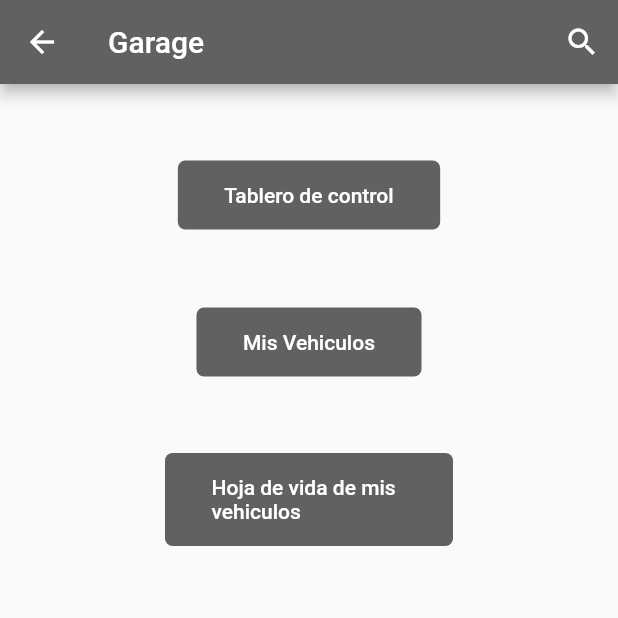
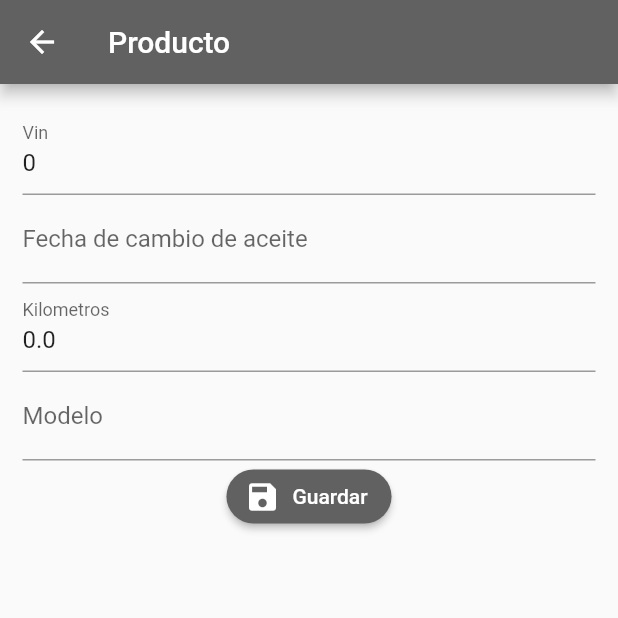
Before and after one commit to cezero5/Integrador-2.0, a Flutter app: the GaragePage screen opened by its route, after a tap on "Hoja de vida de mis vehiculos", on a phone screen of 412 x 824 dp, the top half of it. Run offline on Flutter 3.47's test engine with Material 2 defaults, Android fonts, the phone set to English and light mode, and no system bars; our stand-ins replace rxdart, shared_preferences; missing offline and left inert: mime_type; accounts and stored records are empty; statements that could not run were skipped.

Commit message:
proyecto 4.0

```diff
--- a/lib/src/bloc/garage_bloc.dart
+++ b/lib/src/bloc/garage_bloc.dart
@@ -1,7 +1,7 @@
 import 'dart:io';
 
 import 'package:formvalidation/src/models/garage_model.dart';
-import 'package:formvalidation/src/providers/garage_providers.dart';
+import 'package:formvalidation/src/providers/garage_provider.dart';
 
 import 'package:rxdart/rxdart.dart';
 
--- a/lib/src/models/garage_model.dart
+++ b/lib/src/models/garage_model.dart
@@ -6,22 +6,22 @@ GarageModel garageModelFromJson(String str) =>
 String garageModelToJson(GarageModel data) => json.encode(data.toJson());
 
 class GarageModel {
-  String name;
+  String id;
   int vin;
   double kilometros;
   String fecha;
   String modelo;
 
   GarageModel({
-    this.name = '',
+    this.id = '',
     this.vin = 0,
     this.kilometros = 0.0,
     this.fecha = '',
-    this.modelo,
+    this.modelo = '',
   });
 
   factory GarageModel.fromJson(Map<String, dynamic> json) => new GarageModel(
-        name: json["name"],
+        id: json["id"],
         vin: json["vin"],
         kilometros: json["kilometros"],
         fecha: json["fecha"],
@@ -29,9 +29,10 @@ class GarageModel {
       );
 
   Map<String, dynamic> toJson() => {
-        "name": name,
+        // "name": name,
         "vin": vin,
         "kilometros": kilometros,
         "fecha": fecha,
+        "modelo": modelo,
       };
 }
--- a/lib/src/models/producto_model.dart
+++ b/lib/src/models/producto_model.dart
@@ -17,6 +17,7 @@ class ProductoModel {
   String fotoUrl;
   int stock;
   String descripcion;
+  int vin;
 
   ProductoModel({
     this.id,
@@ -26,6 +27,7 @@ class ProductoModel {
     this.fotoUrl,
     this.stock = 0,
     this.descripcion = '',
+    this.vin = 0,
   });
 
   factory ProductoModel.fromJson(Map<String, dynamic> json) =>
@@ -37,6 +39,7 @@ class ProductoModel {
         fotoUrl: json["fotoUrl"],
         stock: json["stock"],
         descripcion: json["descripcion"],
+        vin: json["vin"],
       );
 
   Map<String, dynamic> toJson() => {
@@ -47,5 +50,6 @@ class ProductoModel {
         "fotoUrl": fotoUrl,
         "stock": stock,
         "descripcion": descripcion,
+        "vin": vin,
       };
 }
--- a/lib/src/pages/garage_page.dart
+++ b/lib/src/pages/garage_page.dart
@@ -1,7 +1,7 @@
 import 'package:flutter/material.dart';
-import 'package:formvalidation/src/bloc/garage_bloc.dart';
+
 import 'package:formvalidation/src/bloc/provider.dart';
-import 'package:formvalidation/src/models/garage_model.dart';
+
 import 'package:formvalidation/src/search/search_delegate.dart';
 
 class GaragePage extends StatefulWidget {
@@ -72,7 +72,7 @@ class _GaragePageState extends State<GaragePage> {
         elevation: 0.0,
         color: Colors.grey[700],
         textColor: Colors.white,
-        onPressed: () {});
+        onPressed: () => Navigator.pushNamed(context, 'hojavidavehi'));
   }
 
   Widget _listaBotones() {
--- a/lib/src/pages/producto_page.dart
+++ b/lib/src/pages/hoja_vida_mis_vehiculos_page.dart
@@ -4,24 +4,21 @@ import 'package:flutter/material.dart';
 import 'package:formvalidation/src/bloc/garage_bloc.dart';
 import 'package:formvalidation/src/bloc/provider.dart';
 import 'package:formvalidation/src/models/garage_model.dart';
-
-import 'package:image_picker/image_picker.dart';
-
-import 'package:formvalidation/src/models/producto_model.dart';
+import 'package:formvalidation/src/providers/garage_provider.dart';
 import 'package:formvalidation/src/utils/utils.dart' as utils;
 
-class ProductoPage extends StatefulWidget {
+class HojaVidaMisVehiculosPage extends StatefulWidget {
   @override
-  _ProductoPageState createState() => _ProductoPageState();
+  _HojaVidaMisVehiculosPage createState() => _HojaVidaMisVehiculosPage();
 }
 
-class _ProductoPageState extends State<ProductoPage> {
+class _HojaVidaMisVehiculosPage extends State<HojaVidaMisVehiculosPage> {
   final formKey = GlobalKey<FormState>();
   final scaffoldKey = GlobalKey<ScaffoldState>();
 
   GarageBloc garageBloc;
   GarageModel garage = new GarageModel();
-
+  GarageProvider garageProvider = new GarageProvider();
   bool _guardando = false;
   File foto;
 
@@ -47,10 +44,10 @@ class _ProductoPageState extends State<ProductoPage> {
             key: formKey,
             child: Column(
               children: <Widget>[
+                _crearVin(),
+                _crearFecha(),
+                _crearKilometros(),
                 _crearModelo(),
-                _crearFecha(),
-                _crearVin(),
-                _crearKilometros(),
                 _crearBoton()
               ],
             ),
@@ -62,9 +59,9 @@ class _ProductoPageState extends State<ProductoPage> {
 
   Widget _crearModelo() {
     return TextFormField(
-      initialValue: garage.modelo.toString(),
+      initialValue: garage.modelo,
       textCapitalization: TextCapitalization.sentences,
-      decoration: InputDecoration(labelText: 'Vin'),
+      decoration: InputDecoration(labelText: 'Modelo'),
       onSaved: (value) => garage.modelo = value,
       validator: (value) {
         if (value.length < 3) {
@@ -78,9 +75,9 @@ class _ProductoPageState extends State<ProductoPage> {
 
   Widget _crearFecha() {
     return TextFormField(
-      initialValue: garage.fecha.toString(),
+      initialValue: garage.fecha,
       textCapitalization: TextCapitalization.sentences,
-      decoration: InputDecoration(labelText: 'Vin'),
+      decoration: InputDecoration(labelText: 'Fecha de cambio de aceite'),
       onSaved: (value) => garage.fecha = value,
       validator: (value) {
         if (value.length < 3) {
@@ -98,6 +95,22 @@ class _ProductoPageState extends State<ProductoPage> {
       keyboardType: TextInputType.numberWithOptions(decimal: false),
       decoration: InputDecoration(labelText: 'Vin'),
       onSaved: (value) => garage.vin = int.parse(value),
+      validator: (value) {
+        if (utils.isNumeric(value)) {
+          return null;
+        } else {
+          return 'Sólo números';
+        }
+      },
+    );
+  }
+
+  _crearKilometros() {
+    return TextFormField(
+      initialValue: garage.kilometros.toString(),
+      keyboardType: TextInputType.numberWithOptions(decimal: true),
+      decoration: InputDecoration(labelText: 'Kilometros'),
+      onSaved: (value) => garage.kilometros = double.parse(value),
       validator: (value) {
         if (utils.isNumeric(value)) {
           return null;
@@ -128,8 +141,8 @@ class _ProductoPageState extends State<ProductoPage> {
       _guardando = true;
     });
 
-    if (garage.name == null) {
-      garageBloc.agregarGarage(garage);
+    if (garage.id == null) {
+      garageProvider.crearGarage(garage);
     } else {
       garageBloc.editarGarage(garage);
     }
@@ -148,20 +161,4 @@ class _ProductoPageState extends State<ProductoPage> {
 
     scaffoldKey.currentState.showSnackBar(snackbar);
   }
-
-  _crearKilometros() {
-    return TextFormField(
-      initialValue: garage.kilometros.toString(),
-      keyboardType: TextInputType.numberWithOptions(decimal: true),
-      decoration: InputDecoration(labelText: 'Precio'),
-      onSaved: (value) => garage.kilometros = double.parse(value),
-      validator: (value) {
-        if (utils.isNumeric(value)) {
-          return null;
-        } else {
-          return 'Sólo números';
-        }
-      },
-    );
-  }
 }
```
Also changed, not shown: lib/main.dart (+3 -4 lines), lib/src/pages/hoja_vida_vehic_page.dart (deleted, +0 -19 lines), lib/src/providers/garage_provider.dart (renamed from lib/src/providers/garage_providers.dart, +6 -8 lines), 1 other file.
